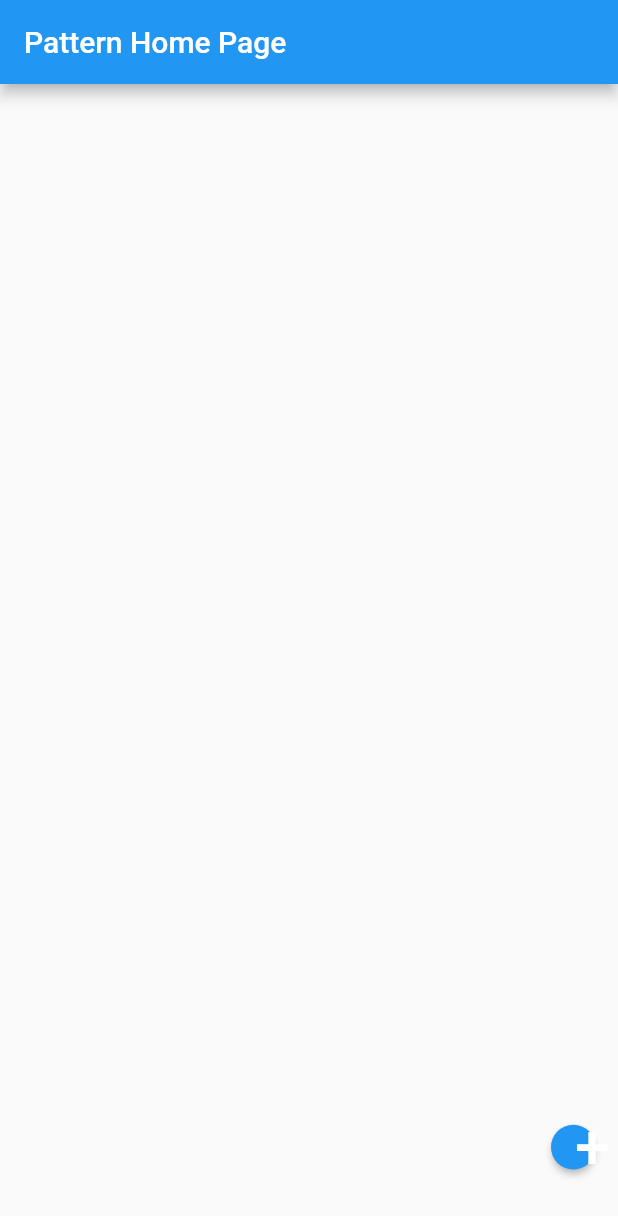
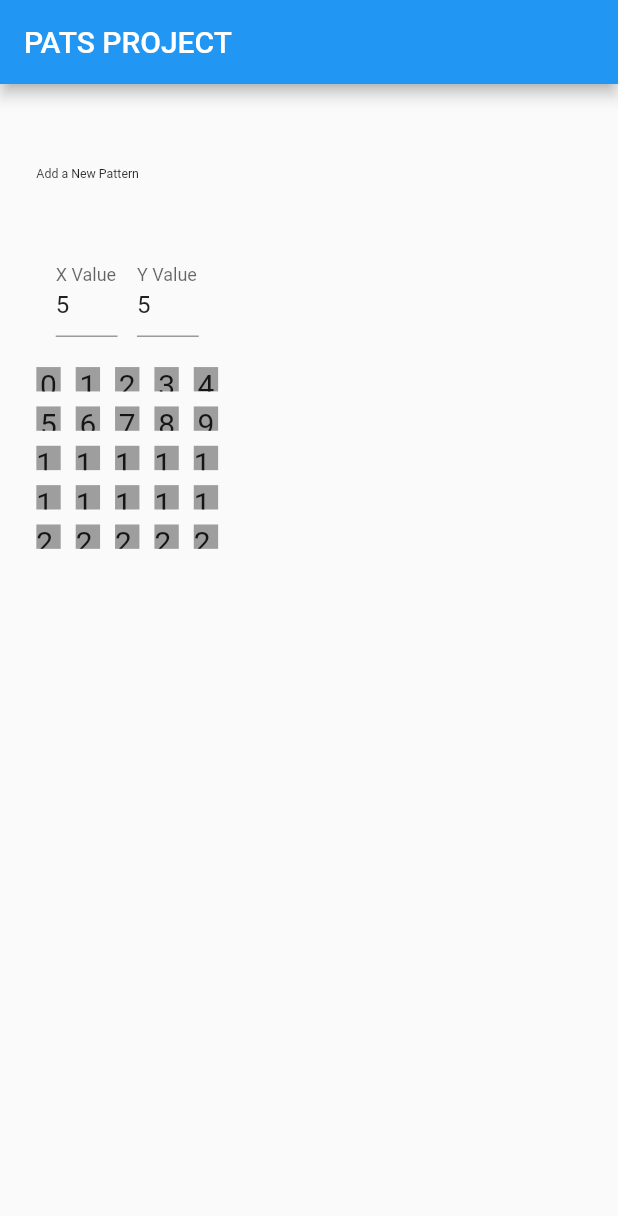
Before and after one commit to dangersflow/pats-project, a Flutter app: the screen it shows after launch, after a tap on an icon or button, on a phone screen of 412 x 824 dp. Shown: the top 1216 px of the screen. Run offline on Flutter 3.47's test engine with Material 2 defaults, Android fonts, the phone set to English and light mode, and no system bars; drawn by our look-alikes of flutter_layout_grid; our stand-ins replace cloud_firestore, firebase_core, go_router; missing offline and left inert: firebase_image; accounts and stored records are empty; network calls fail.

Commit message:
starting to construct the add_pattern page to add to the database

```diff
--- a/lib/components/pattern_item.dart
+++ b/lib/components/pattern_item.dart
@@ -28,10 +28,11 @@ class _PatternItemState extends State<PatternItem> {
         shape: RoundedRectangleBorder(
           borderRadius: BorderRadius.circular(10),
         ),
-        child: Column(
+        child: Wrap(
+          children: [
+            Column(
               children: [
                 Container(
-              height: MediaQuery.of(context).size.height * 0.2,
                   child: Image.network(
                     widget.imageUrl,
                     fit: BoxFit.fitWidth,
@@ -54,6 +55,9 @@ class _PatternItemState extends State<PatternItem> {
                 )
               ],
               mainAxisAlignment: MainAxisAlignment.spaceEvenly,
+              mainAxisSize: MainAxisSize.min,
+            )
+          ],
         ),
       ),
     );
--- /dev/null
+++ b/lib/components/pattern_selector.dart
@@ -0,0 +1,89 @@
+import 'package:flutter/material.dart';
+
+class PatternSelector extends StatefulWidget {
+  const PatternSelector({Key? key}) : super(key: key);
+
+  @override
+  _PatternSelectorState createState() => _PatternSelectorState();
+}
+
+class _PatternSelectorState extends State<PatternSelector> {
+  TextEditingController xController = TextEditingController();
+  TextEditingController yController = TextEditingController();
+
+  @override
+  void initState() {
+    // TODO: implement initState
+    super.initState();
+    //set the controllers to a default value
+    xController.text = '5';
+    yController.text = '5';
+  }
+
+  @override
+  Widget build(BuildContext context) {
+    return Column(
+      children: [
+        Row(
+          children: [
+            SizedBox(
+              child: TextField(
+                controller: xController,
+                decoration: InputDecoration(
+                    alignLabelWithHint: true, label: Text("X Value")),
+                onSubmitted: (value) => {
+                  setState(() {
+                    xController.text = value;
+                    yController.text = value;
+                  })
+                },
+              ),
+              width: MediaQuery.of(context).size.width * 0.1,
+            ),
+            SizedBox(
+              child: TextField(
+                controller: yController,
+                decoration: InputDecoration(
+                  alignLabelWithHint: true,
+                  label: Text("Y Value"),
+                ),
+                onSubmitted: (value) => {
+                  setState(() {
+                    xController.text = value;
+                    yController.text = value;
+                  })
+                },
+              ),
+              width: MediaQuery.of(context).size.width * 0.1,
+            ),
+          ],
+          mainAxisAlignment: MainAxisAlignment.spaceEvenly,
+        ),
+        Padding(padding: EdgeInsets.fromLTRB(0, 20, 0, 0)),
+        //add a gridview builder using the controllers
+        Expanded(
+          child: GridView.builder(
+            gridDelegate: SliverGridDelegateWithFixedCrossAxisCount(
+              crossAxisCount: int.parse(xController.text),
+              crossAxisSpacing: 10,
+              mainAxisSpacing: 10,
+            ),
+            itemCount:
+                int.parse(yController.text) * int.parse(xController.text),
+            itemBuilder: (context, index) {
+              return Container(
+                color: Colors.grey,
+                child: Center(
+                  child: Text(
+                    '$index',
+                    style: TextStyle(fontSize: 20),
+                  ),
+                ),
+              );
+            },
+          ),
+        ),
+      ],
+    );
+  }
+}
--- a/lib/main.dart
+++ b/lib/main.dart
@@ -4,6 +4,7 @@ import 'package:pats_project/components/pattern_display.dart';
 import 'package:pats_project/components/tile_set_entry.dart';
 import 'package:flutter_layout_grid/flutter_layout_grid.dart';
 import 'package:go_router/go_router.dart';
+import 'package:pats_project/pages/add_pattern_page.dart';
 import 'package:pats_project/pages/pattern_home_page.dart';
 import 'package:pats_project/pages/view_pattern_page.dart';
 // Import the firebase_core and cloud_firestore plugin
@@ -183,6 +184,13 @@ class MyApp extends StatelessWidget {
             pattern: pattern,
           );
         },
+      ),
+      GoRoute(
+        path: '/add_pattern',
+        builder: (context, state) {
+          final pattern = state.params['pattern'];
+          return AddPatternPage();
+        },
       )
     ],
   );
--- /dev/null
+++ b/lib/pages/add_pattern_page.dart
@@ -0,0 +1,50 @@
+import 'package:flutter/material.dart';
+import 'package:flutter_layout_grid/flutter_layout_grid.dart';
+import 'package:go_router/go_router.dart';
+import 'package:pats_project/components/pattern_selector.dart';
+
+class AddPatternPage extends StatefulWidget {
+  const AddPatternPage({Key? key}) : super(key: key);
+
+  @override
+  _AddPatternPageState createState() => _AddPatternPageState();
+}
+
+class _AddPatternPageState extends State<AddPatternPage> {
+  @override
+  Widget build(BuildContext context) {
+    return Scaffold(
+      appBar: AppBar(
+        title: InkWell(
+          child: Text("PATS PROJECT"),
+          onTap: () {
+            context.go('/');
+          },
+          splashColor: Colors.transparent,
+          enableFeedback: false,
+          splashFactory: NoSplash.splashFactory,
+          hoverColor: Colors.transparent,
+          highlightColor: Colors.transparent,
+        ),
+      ),
+      body: LayoutGrid(
+        areas: '''
+        . .       .       .      .
+        . header  header  header .
+        . patternSelector tileSelector tileSelector .
+        . footer  footer  footer .
+        ''',
+        columnSizes: [0.2.fr, 1.fr, 1.fr, 1.fr, 0.2.fr],
+        rowSizes: [0.1.fr, 0.1.fr, 1.fr, 0.2.fr],
+        children: [
+          Text(
+            "Add a New Pattern",
+            style:
+                TextStyle(fontSize: MediaQuery.of(context).size.width * 0.02),
+          ).inGridArea('header'),
+          const PatternSelector().inGridArea('patternSelector'),
+        ],
+      ),
+    );
+  }
+}
--- a/lib/pages/pattern_home_page.dart
+++ b/lib/pages/pattern_home_page.dart
@@ -39,7 +39,9 @@ class _PatternHomePageState extends State<PatternHomePage> {
         rowSizes: [0.2.fr, 1.fr, 1.fr, 1.5.fr, 0.3.fr, 0.15.fr],
         children: [
           ElevatedButton(
-            onPressed: () {},
+            onPressed: () {
+              context.go('/add_pattern');
+            },
             child: Text(
               '+',
               style: TextStyle(
```
Lines whose indentation alone changed are shown as unchanged.
